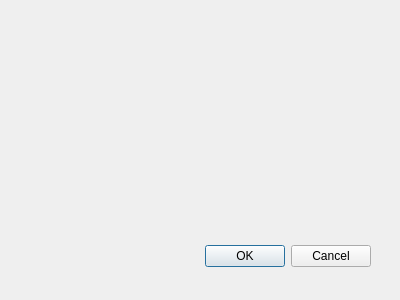
Qt form z_UI-designer-qt6/BDialog_creat_entite.ui (zlat-dev/Traqueur_fdr) before a commit.
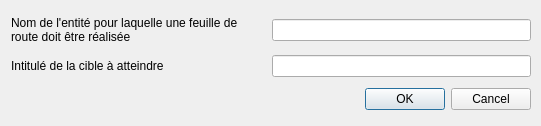
The same form after that commit.

The edit to the form file:
```diff
--- a/z_UI-designer-qt6/BDialog_creat_entite.ui
+++ b/z_UI-designer-qt6/BDialog_creat_entite.ui
@@ -6,28 +6,91 @@
    <rect>
     <x>0</x>
     <y>0</y>
-    <width>400</width>
-    <height>300</height>
+    <width>541</width>
+    <height>126</height>
    </rect>
   </property>
   <property name="windowTitle">
    <string>Dialog</string>
   </property>
-  <widget class="QDialogButtonBox" name="buttonBox">
+  <widget class="QWidget" name="">
    <property name="geometry">
     <rect>
-     <x>30</x>
-     <y>240</y>
-     <width>341</width>
-     <height>32</height>
+     <x>11</x>
+     <y>11</y>
+     <width>520</width>
+     <height>106</height>
     </rect>
    </property>
-   <property name="orientation">
-    <enum>Qt::Horizontal</enum>
-   </property>
-   <property name="standardButtons">
-    <set>QDialogButtonBox::Cancel|QDialogButtonBox::Ok</set>
-   </property>
+   <layout class="QVBoxLayout" name="verticalLayout">
+    <item>
+     <layout class="QHBoxLayout" name="horizontalLayout">
+      <item>
+       <widget class="QLabel" name="label_1">
+        <property name="minimumSize">
+         <size>
+          <width>255</width>
+          <height>0</height>
+         </size>
+        </property>
+        <property name="text">
+         <string>Nom de l'entité pour laquelle une feuille de route doit être réalisée</string>
+        </property>
+        <property name="wordWrap">
+         <bool>true</bool>
+        </property>
+       </widget>
+      </item>
+      <item>
+       <widget class="QLineEdit" name="lineEdit_1">
+        <property name="minimumSize">
+         <size>
+          <width>255</width>
+          <height>0</height>
+         </size>
+        </property>
+       </widget>
+      </item>
+     </layout>
+    </item>
+    <item>
+     <layout class="QHBoxLayout" name="horizontalLayout_2">
+      <item>
+       <widget class="QLabel" name="label_2">
+        <property name="minimumSize">
+         <size>
+          <width>255</width>
+          <height>0</height>
+         </size>
+        </property>
+        <property name="text">
+         <string>Intitulé de la cible à atteindre</string>
+        </property>
+       </widget>
+      </item>
+      <item>
+       <widget class="QLineEdit" name="lineEdit_2">
+        <property name="minimumSize">
+         <size>
+          <width>255</width>
+          <height>0</height>
+         </size>
+        </property>
+       </widget>
+      </item>
+     </layout>
+    </item>
+    <item>
+     <widget class="QDialogButtonBox" name="buttonBox">
+      <property name="orientation">
+       <enum>Qt::Horizontal</enum>
+      </property>
+      <property name="standardButtons">
+       <set>QDialogButtonBox::Cancel|QDialogButtonBox::Ok</set>
+      </property>
+     </widget>
+    </item>
+   </layout>
   </widget>
  </widget>
  <resources/>
```
